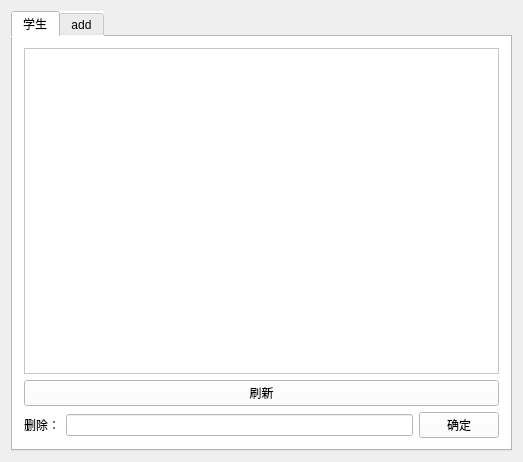
Old version of the form StuVsProject/rootSmall.ui in the repository ZiYiWang-create/stuVsProject.
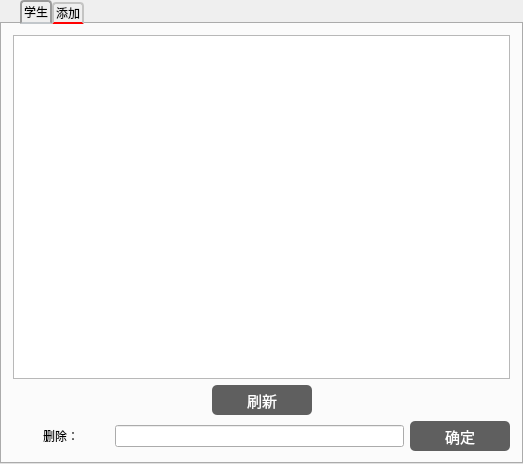
New version of the form. Custom widgets are drawn as their Qt base class.

```diff
--- a/StuVsProject/rootSmall.ui
+++ b/StuVsProject/rootSmall.ui
@@ -7,7 +7,7 @@
     <x>0</x>
     <y>0</y>
     <width>523</width>
-    <height>462</height>
+    <height>464</height>
    </rect>
   </property>
   <property name="windowTitle">
@@ -17,11 +17,59 @@
    <string notr="true"/>
   </property>
   <layout class="QGridLayout" name="gridLayout_2">
+   <property name="leftMargin">
+    <number>0</number>
+   </property>
+   <property name="topMargin">
+    <number>0</number>
+   </property>
+   <property name="rightMargin">
+    <number>0</number>
+   </property>
+   <property name="bottomMargin">
+    <number>0</number>
+   </property>
+   <property name="spacing">
+    <number>0</number>
+   </property>
    <item row="0" column="0">
     <widget class="QTabWidget" name="tabWidget">
      <property name="styleSheet">
-      <string notr="true">background-color: rgb(161, 161, 255);
-background-color: rgb(255, 255, 255);
+      <string notr="true">/* 向在移动 */
+QTabWidget::tab-bar {
+	left:20px;
+}
+
+QTabBar::tab {
+	background:qlineargradient(x1: 0, y1: 0, x2: 0, y2: 1,
+					stop: 0 #E1E1E1, stop: 0.4 #DDDDDD,
+                               	stop: 0.5 #D8D8D8, stop: 1.0 #D3D3D3);
+	border:2px solid #C4C4C3;
+	border-bottom-color:red;
+	border-top-left-radius:4px;
+	border-top-right-radius:4px;
+	min-width:8px;
+	padding:2px;
+}
+
+/* 标签被选中时或鼠标悬浮时 */
+QTabBar::tab:selected,QTabBar::tab:hover {
+	background:qlineargradient(x1: 0, y1: 0, x2: 0, y2: 1,
+                                stop: 0 #fafafa, stop: 0.4 #f4f4f4,
+                                stop: 0.5 #e7e7e7, stop: 1.0 #fafafa);
+}
+
+/* 标签被选中时 */
+QTabBar::tab:selected {
+	border-color:#9B9B9B;
+	border-bottom-color:#C2C7CB;
+}
+
+/* 标签未被选中时 */
+QTabBar::tab:!selected {
+	margin-top:2px;
+}
+
 </string>
      </property>
      <property name="currentIndex">
@@ -31,22 +79,71 @@
       <attribute name="title">
        <string>学生</string>
       </attribute>
-      <layout class="QGridLayout" name="gridLayout">
-       <item row="0" column="0">
+      <layout class="QVBoxLayout" name="verticalLayout">
+       <item>
         <widget class="QTableView" name="stuTableView">
          <property name="styleSheet">
-          <string notr="true">background-color: rgb(255, 255, 255);
-alternate-background-color: rgb(255, 255, 255);
-</string>
+          <string notr="true"/>
          </property>
          <property name="sortingEnabled">
           <bool>true</bool>
          </property>
         </widget>
        </item>
-       <item row="2" column="0">
-        <layout class="QHBoxLayout" name="horizontalLayout">
+       <item>
+        <layout class="QHBoxLayout" name="horizontalLayout_2">
          <item>
+          <spacer name="horizontalSpacer_4">
+           <property name="orientation">
+            <enum>Qt::Horizontal</enum>
+           </property>
+           <property name="sizeHint" stdset="0">
+            <size>
+             <width>38</width>
+             <height>20</height>
+            </size>
+           </property>
+          </spacer>
+         </item>
+         <item>
+          <widget class="QPushButton" name="flashBtn">
+           <property name="minimumSize">
+            <size>
+             <width>100</width>
+             <height>30</height>
+            </size>
+           </property>
+           <property name="styleSheet">
+            <string notr="true">QPushButton{
+border-radius:5px;
+color:white;
+	background-color: rgb(95, 95, 95);
+font-size:15px;}
+</string>
+           </property>
+           <property name="text">
+            <string>刷新</string>
+           </property>
+          </widget>
+         </item>
+         <item>
+          <spacer name="horizontalSpacer_3">
+           <property name="orientation">
+            <enum>Qt::Horizontal</enum>
+           </property>
+           <property name="sizeHint" stdset="0">
+            <size>
+             <width>40</width>
+             <height>20</height>
+            </size>
+           </property>
+          </spacer>
+         </item>
+        </layout>
+       </item>
+       <item>
+        <layout class="QHBoxLayout" name="horizontalLayout" stretch="1,3,0">
+         <item alignment="Qt::AlignHCenter">
           <widget class="QLabel" name="label_2">
            <property name="text">
             <string>删除：</string>
@@ -58,6 +155,20 @@
          </item>
          <item>
           <widget class="QPushButton" name="delBtn">
+           <property name="minimumSize">
+            <size>
+             <width>100</width>
+             <height>30</height>
+            </size>
+           </property>
+           <property name="styleSheet">
+            <string notr="true">QPushButton{
+border-radius:5px;
+color:white;
+	background-color: rgb(95, 95, 95);
+font-size:15px;}
+</string>
+           </property>
            <property name="text">
             <string>确定</string>
            </property>
@@ -65,21 +176,11 @@
          </item>
         </layout>
        </item>
-       <item row="1" column="0">
-        <widget class="QPushButton" name="flashBtn">
-         <property name="styleSheet">
-          <string notr="true">background-color: rgb(255, 255, 255);</string>
-         </property>
-         <property name="text">
-          <string>刷新</string>
-         </property>
-        </widget>
-       </item>
       </layout>
      </widget>
      <widget class="QWidget" name="teacher_page">
       <attribute name="title">
-       <string>add</string>
+       <string>添加</string>
       </attribute>
       <layout class="QGridLayout" name="gridLayout_3">
        <item row="0" column="1">
```
Left out of the diff: 15 changed lines with no effect on the pictures.
